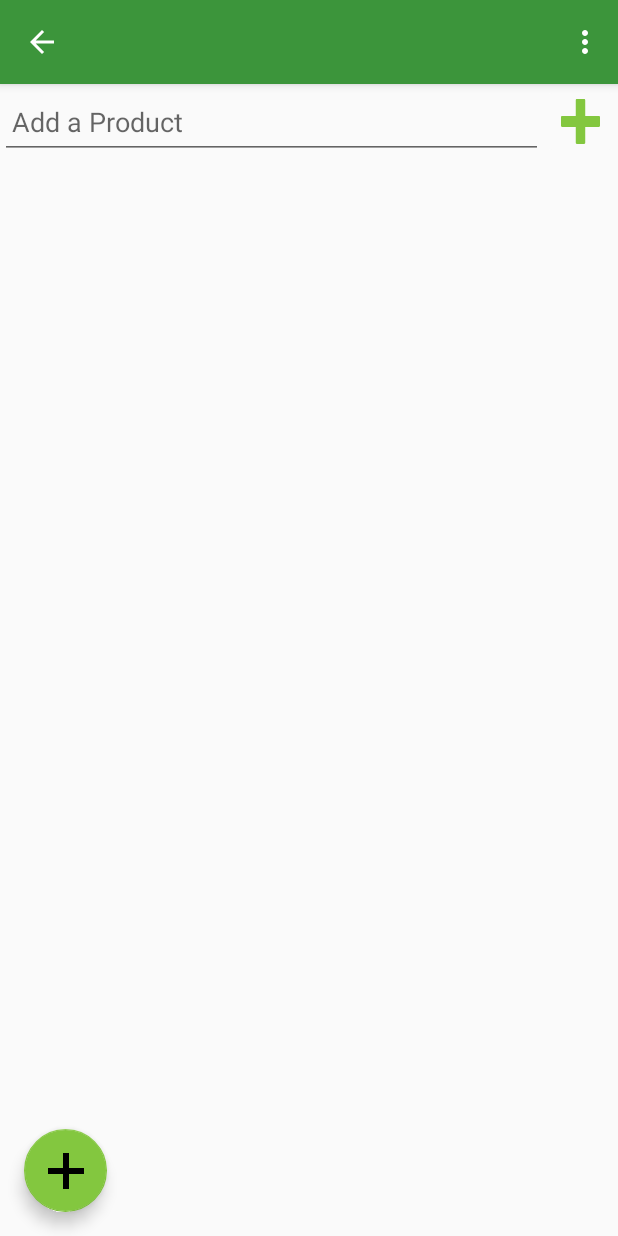
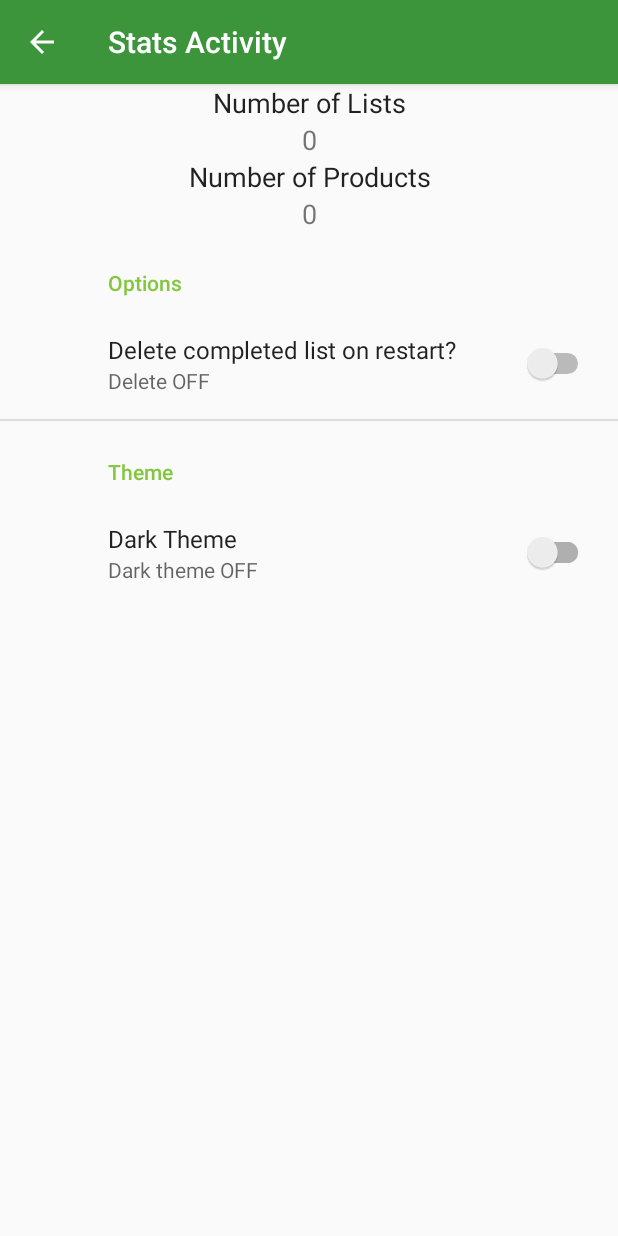
Before and after one commit to sboyard/ShopList, an Android app: the fragment ProductListFragment placed in its activity, in the options menu, after a tap on "Statistics", on a phone screen of 412 x 824 dp. Run offline under Robolectric (Android 15) with nearby library versions, the phone set to English and light mode, and no system bars; our stand-ins replace androidx.preference; 2 statements that could not run were skipped.

```diff
--- a/app/src/main/AndroidManifest.xml
+++ b/app/src/main/AndroidManifest.xml
@@ -9,10 +9,13 @@
         android:label="@string/app_name"
         android:roundIcon="@mipmap/ic_launcher_round"
         android:supportsRtl="true"
-        android:theme="@style/AppTheme">
+        android:theme="@style/SplashScreen">
         <activity
             android:name=".views.SettingsActivity"
             android:label="@string/title_activity_settings"></activity>
+        <activity
+            android:name=".StatsActivity"
+            android:label="Stats Activity"></activity>
         <activity android:name=".views.MainActivity">
             <intent-filter>
                 <action android:name="android.intent.action.MAIN" />
--- a/app/src/main/java/ca/on/conestogac/rsc/shoppinglist/App.java
+++ b/app/src/main/java/ca/on/conestogac/rsc/shoppinglist/App.java
@@ -15,6 +15,7 @@ public class App extends Application {
 
     @Override
     public void onCreate() {
+        setTheme(R.style.AppTheme);
         repository = new ApplicationDbRepository(ApplicationDatabase.getInstance(getApplicationContext()));
         super.onCreate();
     }
--- /dev/null
+++ b/app/src/main/java/ca/on/conestogac/rsc/shoppinglist/StatsActivity.java
@@ -0,0 +1,98 @@
+package ca.on.conestogac.rsc.shoppinglist;
+
+import android.content.SharedPreferences;
+import android.os.Bundle;
+import android.view.MenuItem;
+import android.widget.TextView;
+
+import androidx.annotation.NonNull;
+import androidx.appcompat.app.ActionBar;
+import androidx.appcompat.app.AppCompatActivity;
+import androidx.preference.PreferenceFragmentCompat;
+import androidx.preference.PreferenceManager;
+import ca.on.conestogac.rsc.shoppinglist.data.ApplicationDbRepository;
+import ca.on.conestogac.rsc.shoppinglist.data.models.ShoppingList;
+import ca.on.conestogac.rsc.shoppinglist.data.models.ShoppingListCounts;
+import ca.on.conestogac.rsc.shoppinglist.data.source.ShoppingListsDataSource;
+
+public class StatsActivity extends AppCompatActivity implements SharedPreferences.OnSharedPreferenceChangeListener {
+    private SharedPreferences sharedPref;
+
+    @Override
+    protected void onCreate(Bundle savedInstanceState) {
+        sharedPref = PreferenceManager.getDefaultSharedPreferences(this);
+        boolean darkTheme = sharedPref.getBoolean("theme", false);
+        setTheme(darkTheme ? R.style.DarkAppTheme : R.style.AppTheme);
+
+        super.onCreate(savedInstanceState);
+        setContentView(R.layout.stats_activity);
+
+        // setup listener on preference change
+        sharedPref.registerOnSharedPreferenceChangeListener(this);
+
+        if (savedInstanceState == null) {
+            getSupportFragmentManager()
+                    .beginTransaction()
+                    .replace(R.id.stats_activity, new StatsActivity.StatsFragment())
+                    .commit();
+        }
+        App app = (App)getApplication();
+        ApplicationDbRepository db = app.getRepository();
+
+        final TextView prodCount=(TextView)findViewById(R.id.prodCount);
+        final TextView listCount=(TextView)findViewById(R.id.listCount);
+
+
+        db.shoppingLists().getListCount(new ShoppingListsDataSource.LoadShoppingListCallback() {
+            @Override
+            public void onShoppingListCountReturned(int count) {
+                listCount.setText(Integer.toString(count));
+            }
+            @Override
+            public void onShoppingListLoaded(ShoppingList shoppingList) {}
+
+            @Override
+            public void onShoppingListCountsLoaded(ShoppingListCounts shoppingList) {
+
+            }
+
+            @Override
+            public void onDataNotAvailable() {}
+        });
+
+        db.products().getProductsCount(count -> prodCount.setText(Integer.toString(count)));
+
+        ActionBar actionBar = getSupportActionBar();
+        if (actionBar != null) {
+            actionBar.setDisplayHomeAsUpEnabled(true);
+        }
+        sharedPref = PreferenceManager.getDefaultSharedPreferences(this);
+    }
+
+    @Override
+    public void onSharedPreferenceChanged(SharedPreferences sharedPreferences, String key) {
+        if (key.equals("theme")) {
+            recreate();
+        }
+    }
+
+    public static class StatsFragment extends PreferenceFragmentCompat {
+        @Override
+        public void onCreatePreferences(Bundle savedInstanceState, String rootKey) {
+            setPreferencesFromResource(R.xml.root_preferences, rootKey);
+        }
+    }
+
+    @Override
+    public boolean onOptionsItemSelected(@NonNull MenuItem item) {
+        boolean ret = true;
+        switch (item.getItemId()) {
+            case android.R.id.home:
+                super.onBackPressed();
+                break;
+            default :
+                ret = super.onOptionsItemSelected(item);
+        }
+        return super.onOptionsItemSelected(item);
+    }
+}
--- a/app/src/main/java/ca/on/conestogac/rsc/shoppinglist/data/source/ProductDao.java
+++ b/app/src/main/java/ca/on/conestogac/rsc/shoppinglist/data/source/ProductDao.java
@@ -42,6 +42,7 @@ public interface ProductDao {
      * @param productId    id of the product
      * @param checked      checked to be updated
      */
+
     @Query("UPDATE product SET checked = :checked WHERE productId = :productId")
     void updateChecked(String productId, boolean checked);
 
@@ -61,4 +62,8 @@ public interface ProductDao {
      */
     @Query("DELETE FROM product WHERE productId = :productid")
     int deleteProductById(String productid);
+
+    @Query("SELECT COUNT(*) FROM product")
+     int getProductCount();
+
 }
--- a/app/src/main/java/ca/on/conestogac/rsc/shoppinglist/data/source/ProductDataSource.java
+++ b/app/src/main/java/ca/on/conestogac/rsc/shoppinglist/data/source/ProductDataSource.java
@@ -7,11 +7,16 @@ import org.jetbrains.annotations.NotNull;
 import java.util.List;
 
 import ca.on.conestogac.rsc.shoppinglist.data.models.Product;
+import ca.on.conestogac.rsc.shoppinglist.data.models.ShoppingList;
 
 public interface ProductDataSource {
     interface LoadProductsCallback {
         void onProductsLoaded(List<Product> products);
         void onDataNotAvailable();
+    }
+
+    interface LoadProductCallback {
+        void onProductCountReturned(int count);
     }
 
     // create
@@ -23,6 +28,7 @@ public interface ProductDataSource {
     // update
     void updateProductChecked(@NotNull String productId, boolean checked);
     void updateProductTitle(@NotNull String productId, @NotNull String title);
+    void getProductsCount(@NotNull final ProductDataSource.LoadProductCallback callback);
 
     // delete
     void deleteProduct(@NonNull String productId);
--- a/app/src/main/java/ca/on/conestogac/rsc/shoppinglist/data/source/ProductRepository.java
+++ b/app/src/main/java/ca/on/conestogac/rsc/shoppinglist/data/source/ProductRepository.java
@@ -61,6 +61,19 @@ public class ProductRepository implements ProductDataSource {
     }
 
     @Override
+    public void getProductsCount(@NotNull LoadProductCallback callback) {
+        Runnable runnable = () -> {
+            final int count = db.productsDao().getProductCount();
+
+            mainThreadHandler.post(() -> {
+                callback.onProductCountReturned(count);
+            });
+        };
+        Thread thread = new Thread(runnable);
+        thread.start();
+    }
+
+    @Override
     public void deleteProduct(@NonNull String productId) {
         Runnable runnable = () -> {
             db.productsDao().deleteProductById(productId);
--- a/app/src/main/java/ca/on/conestogac/rsc/shoppinglist/data/source/ShoppingListRepository.java
+++ b/app/src/main/java/ca/on/conestogac/rsc/shoppinglist/data/source/ShoppingListRepository.java
@@ -2,7 +2,6 @@ package ca.on.conestogac.rsc.shoppinglist.data.source;
 
 import android.os.Handler;
 import android.os.Looper;
-import android.text.TextUtils;
 
 import androidx.annotation.NonNull;
 
@@ -108,4 +107,17 @@ public class ShoppingListRepository implements ShoppingListsDataSource {
         Thread thread = new Thread(runnable);
         thread.start();
     }
+
+    @Override
+    public void getListCount(@NotNull final LoadShoppingListCallback callback) {
+        Runnable runnable = () -> {
+            final int count = db.shoppingListsDao().getListCount();
+
+            mainThreadHandler.post(() -> {
+                callback.onShoppingListCountReturned(count);
+            });
+        };
+        Thread thread = new Thread(runnable);
+        thread.start();
+    }
 }
--- a/app/src/main/java/ca/on/conestogac/rsc/shoppinglist/data/source/ShoppingListsDao.java
+++ b/app/src/main/java/ca/on/conestogac/rsc/shoppinglist/data/source/ShoppingListsDao.java
@@ -78,4 +78,7 @@ public interface ShoppingListsDao {
      */
     @Query("DELETE FROM shoppinglist WHERE shoppinglistid = :shoppingListId")
     int deleteShoppingListById(String shoppingListId);
+
+    @Query("SELECT COUNT(*) FROM shoppinglist ")
+    int getListCount();
 }
--- a/app/src/main/java/ca/on/conestogac/rsc/shoppinglist/data/source/ShoppingListsDataSource.java
+++ b/app/src/main/java/ca/on/conestogac/rsc/shoppinglist/data/source/ShoppingListsDataSource.java
@@ -16,6 +16,8 @@ public interface ShoppingListsDataSource {
     }
 
     interface LoadShoppingListCallback {
+
+        void onShoppingListCountReturned(int count);
         void onShoppingListLoaded(ShoppingList shoppingList);
         void onShoppingListCountsLoaded(ShoppingListCounts shoppingList);
         void onDataNotAvailable();
@@ -29,6 +31,7 @@ public interface ShoppingListsDataSource {
     void getShoppingList(@NotNull final String shoppingListId, @NotNull final LoadShoppingListCallback callback);
     void getShoppingListWithCounts(@NotNull final String shoppingListId, @NotNull final LoadShoppingListCallback callback);
     void updateShoppingListTitle(@NonNull final String shoppingListId, @NonNull final String title);
+    void getListCount(@NotNull final LoadShoppingListCallback callback);
 
     // update
     void updateShoppingListSortIndex(@NonNull String shoppingListId, int sortIndex);
--- a/app/src/main/java/ca/on/conestogac/rsc/shoppinglist/viewmodels/ProductListsViewModel.java
+++ b/app/src/main/java/ca/on/conestogac/rsc/shoppinglist/viewmodels/ProductListsViewModel.java
@@ -167,6 +167,11 @@ public class ProductListsViewModel extends ObservableViewModel
     }
 
     @Override
+    public void onShoppingListCountReturned(int count) {
+
+    }
+
+    @Override
     public void onShoppingListLoaded(ShoppingList shoppingList) {
         modelObservable.set(shoppingList);
     }
--- a/app/src/main/java/ca/on/conestogac/rsc/shoppinglist/viewmodels/ShoppingListItemViewModel.java
+++ b/app/src/main/java/ca/on/conestogac/rsc/shoppinglist/viewmodels/ShoppingListItemViewModel.java
@@ -191,6 +191,11 @@ public class ShoppingListItemViewModel extends ObservableViewModel
     }
 
     @Override
+    public void onShoppingListCountReturned(int count) {
+
+    }
+
+    @Override
     public void onShoppingListLoaded(ShoppingList shoppingList) {
 
     }
--- a/app/src/main/java/ca/on/conestogac/rsc/shoppinglist/views/MainActivity.java
+++ b/app/src/main/java/ca/on/conestogac/rsc/shoppinglist/views/MainActivity.java
@@ -11,6 +11,10 @@ import android.view.Menu;
 import android.view.MenuItem;
 
 import ca.on.conestogac.rsc.shoppinglist.R;
+import ca.on.conestogac.rsc.shoppinglist.views.SettingsActivity;
+import ca.on.conestogac.rsc.shoppinglist.StatsActivity;
+
+import static android.view.View.VISIBLE;
 
 public class MainActivity extends AppCompatActivity {
 
@@ -20,7 +24,7 @@ public class MainActivity extends AppCompatActivity {
 
     @Override
     protected void onCreate(Bundle savedInstanceState) {
-
+        setTheme(R.style.AppTheme);
         creatingActivity = true;
 
         PreferenceManager.setDefaultValues(this, R.xml.root_preferences, false);
@@ -65,11 +69,13 @@ public class MainActivity extends AppCompatActivity {
             case  R.id.menu_settings:
                 startActivity(new Intent(getApplicationContext(), SettingsActivity.class));
                 return true;
-//            case R.id.menu_statistics:
-//                Intent intent = new Intent(getApplicationContext(), StatsActivity.class);
-//
+            case R.id.menu_statistics:
+                startActivity(new Intent(getApplicationContext(), StatsActivity.class));
+
 //                startActivity(intent);
-//                return true;
+                return true;
+            default:
+                return super.onOptionsItemSelected(item);
         }
         return super.onOptionsItemSelected(item);
     }
--- /dev/null
+++ b/app/src/main/res/layout/stats_activity.xml
@@ -0,0 +1,55 @@
+<LinearLayout xmlns:android="http://schemas.android.com/apk/res/android"
+    android:id="@+id/stats_activity"
+    android:layout_width="match_parent"
+    android:layout_height="match_parent"
+    android:orientation="vertical">
+
+    <LinearLayout
+        android:layout_width="match_parent"
+        android:layout_height="wrap_content"
+        android:orientation="vertical">
+
+        <TextView
+            android:id="@+id/shoppingListCount"
+            android:layout_width="match_parent"
+            android:layout_height="match_parent"
+            android:layout_weight="2"
+            android:text="@string/shoppingCount"
+            android:textAlignment="center"
+            android:textAppearance="@style/TextAppearance.AppCompat.Body1"
+            android:textSize="18sp" />
+
+        <TextView
+            android:id="@+id/listCount"
+            android:layout_width="match_parent"
+            android:layout_height="match_parent"
+            android:layout_weight="2"
+            android:textAlignment="center"
+            android:textSize="18sp" />
+    </LinearLayout>
+
+    <LinearLayout
+        android:layout_width="match_parent"
+        android:layout_height="wrap_content"
+        android:orientation="vertical">
+
+        <TextView
+            android:id="@+id/productCount"
+            android:layout_width="match_parent"
+            android:layout_height="match_parent"
+            android:layout_weight="2"
+            android:text="@string/productCount"
+            android:textAlignment="center"
+            android:textAppearance="@style/TextAppearance.AppCompat.Body1"
+            android:textSize="18sp" />
+
+        <TextView
+            android:id="@+id/prodCount"
+            android:layout_width="match_parent"
+            android:layout_height="match_parent"
+            android:layout_weight="2"
+            android:textAlignment="center"
+            android:textSize="18sp" />
+    </LinearLayout>
+
+</LinearLayout>
--- a/app/src/main/res/values/strings.xml
+++ b/app/src/main/res/values/strings.xml
@@ -25,4 +25,7 @@
     <string name="delete_off">Delete OFF</string>
     <string name="delete_list">Delete completed list on restart?</string>
     <string name="reset">Reset</string>
+    <string name="shoppingCount">Number of Lists</string>
+    <string name="productCount">Number of Products
+    </string>
 </resources>
--- a/app/src/main/res/values/styles.xml
+++ b/app/src/main/res/values/styles.xml
@@ -36,4 +36,9 @@
         <item name="titleTextStyle">@style/CustomActionBarTitle</item>
     </style>
 
+    <style name = "SplashScreen" parent="Theme.AppCompat.Light">
+        <item name="android:windowBackground">@drawable/ic_rscsplash</item>
+    </style>
+
+
 </resources>
```
Also changed, not shown: app/src/main/res/drawable/ic_rscsplash.xml (added, +82 -0 lines).
